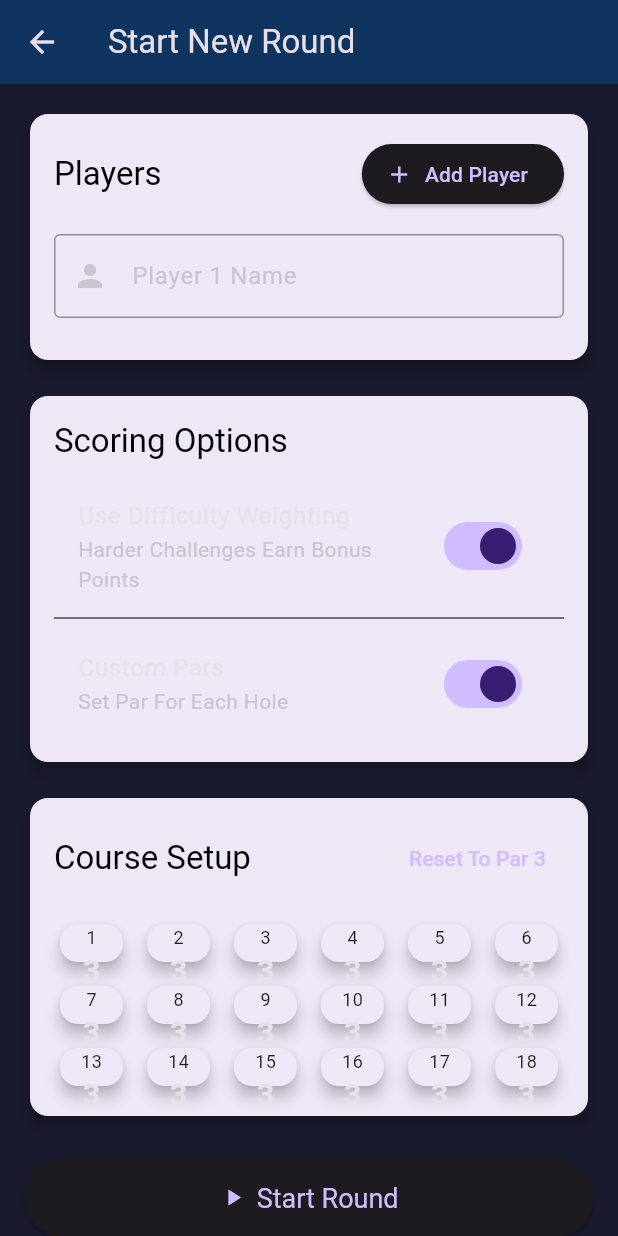
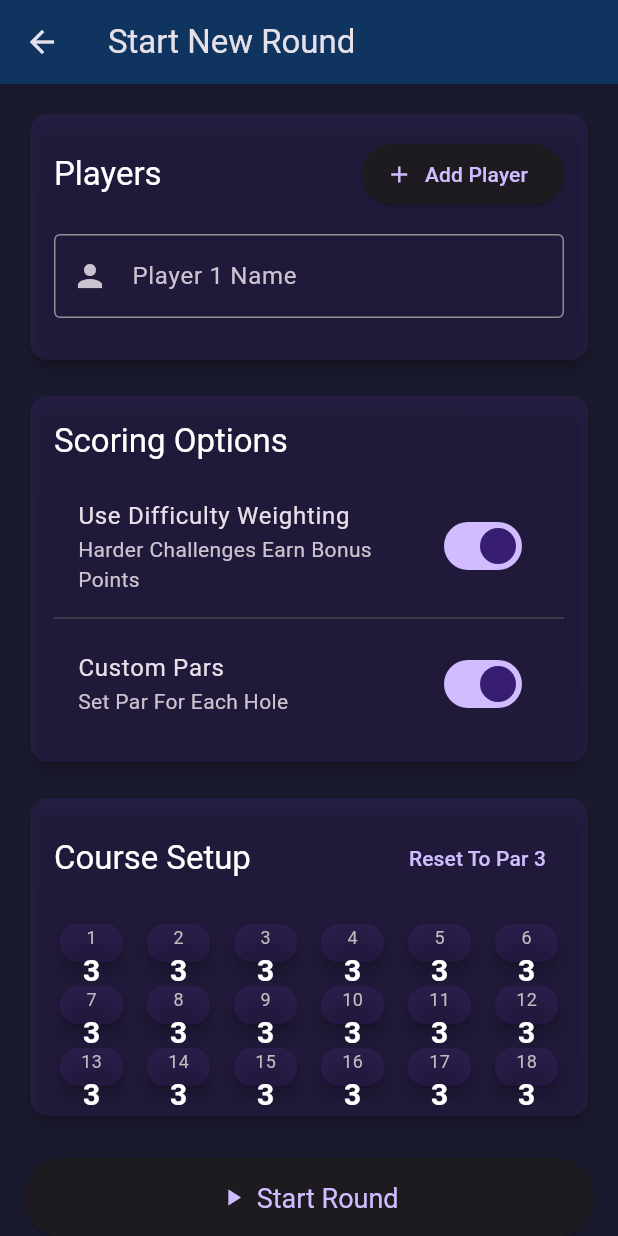
Before and after one commit to nbarr1/DiscFlightSchool, a Flutter app: the StartRoundScreen screen opened directly, after a tap on "Add Player", after a tap on the "remove circle" icon, after a tap on "Custom Pars", on a phone screen of 412 x 824 dp. Run offline on Flutter 3.47's test engine with Material 3 defaults, Android fonts, the phone set to English and light mode, and no system bars; our stand-ins replace file_picker, flutter_svg, image_picker, shared_preferences, video_player; missing offline and left inert: ffmpeg_kit_flutter_new, gal, google_mlkit_pose_detection, tflite_flutter, video_thumbnail; accounts and stored records are empty.

Commit message:
Fix dark-theme text contrast in scoring round and roulette screens
Replace light card backgrounds (Colors.*.shade50) and black text with
dark-theme-compatible translucent backgrounds and white/grey text across
start_round_screen, play_round_screen, scorecard_screen, and
roulette_screen.

Co-Authored-By: Claude Sonnet 4.6 <noreply@anthropic.com>

```diff
--- a/disc_golf_app/lib/screens/roulette/start_round_screen.dart
+++ b/disc_golf_app/lib/screens/roulette/start_round_screen.dart
@@ -52,7 +52,7 @@ class _StartRoundScreenState extends State<StartRoundScreen> {
           crossAxisAlignment: CrossAxisAlignment.stretch,
           children: [
             Card(
-              color: Colors.deepPurple.shade50,
+              color: Colors.deepPurple.withAlpha(40),
               child: Padding(
                 padding: const EdgeInsets.all(16),
                 child: Column(
@@ -63,7 +63,7 @@ class _StartRoundScreenState extends State<StartRoundScreen> {
                       children: [
                         Text(
                           'Players',
-                          style: Theme.of(context).textTheme.titleLarge?.copyWith(color: Colors.black),
+                          style: Theme.of(context).textTheme.titleLarge?.copyWith(color: Colors.white),
                         ),
                         ElevatedButton.icon(
                           onPressed: _addPlayer,
@@ -107,7 +107,7 @@ class _StartRoundScreenState extends State<StartRoundScreen> {
             ),
             const SizedBox(height: 16),
             Card(
-              color: Colors.deepPurple.shade50,
+              color: Colors.deepPurple.withAlpha(40),
               child: Padding(
                 padding: const EdgeInsets.all(16),
                 child: Column(
@@ -115,7 +115,7 @@ class _StartRoundScreenState extends State<StartRoundScreen> {
                   children: [
                     Text(
                       'Scoring Options',
-                      style: Theme.of(context).textTheme.titleLarge?.copyWith(color: Colors.black),
+                      style: Theme.of(context).textTheme.titleLarge?.copyWith(color: Colors.white),
                     ),
                     const SizedBox(height: 16),
                     SwitchListTile(
@@ -146,7 +146,7 @@ class _StartRoundScreenState extends State<StartRoundScreen> {
             if (_customPars) ...[
               const SizedBox(height: 16),
               Card(
-                color: Colors.deepPurple.shade50,
+                color: Colors.deepPurple.withAlpha(40),
                 child: Padding(
                   padding: const EdgeInsets.all(16),
                   child: Column(
@@ -157,7 +157,7 @@ class _StartRoundScreenState extends State<StartRoundScreen> {
                         children: [
                           Text(
                             'Course Setup',
-                            style: Theme.of(context).textTheme.titleLarge?.copyWith(color: Colors.black),
+                            style: Theme.of(context).textTheme.titleLarge?.copyWith(color: Colors.white),
                           ),
                           TextButton(
                             onPressed: () {
@@ -205,7 +205,7 @@ class _StartRoundScreenState extends State<StartRoundScreen> {
       itemCount: 18,
       itemBuilder: (context, index) {
         return Card(
-          color: Colors.deepPurple.shade50,
+          color: Colors.deepPurple.withAlpha(40),
           child: InkWell(
             onTap: () => _showParPicker(index),
             child: Column(
@@ -213,9 +213,9 @@ class _StartRoundScreenState extends State<StartRoundScreen> {
               children: [
                 Text(
                   '${index + 1}',
-                  style: const TextStyle(
+                  style: TextStyle(
                     fontSize: 12,
-                    color: Colors.black87,
+                    color: Colors.grey.shade400,
                   ),
                 ),
                 Text(
@@ -223,6 +223,7 @@ class _StartRoundScreenState extends State<StartRoundScreen> {
                   style: const TextStyle(
                     fontSize: 20,
                     fontWeight: FontWeight.bold,
+                    color: Colors.white,
                   ),
                 ),
               ],
```
Also changed, not shown: disc_golf_app/lib/screens/roulette/play_round_screen.dart (+26 -25 lines), disc_golf_app/lib/screens/roulette/roulette_screen.dart (+12 -12 lines), disc_golf_app/lib/screens/roulette/scorecard_screen.dart (+24 -21 lines).
